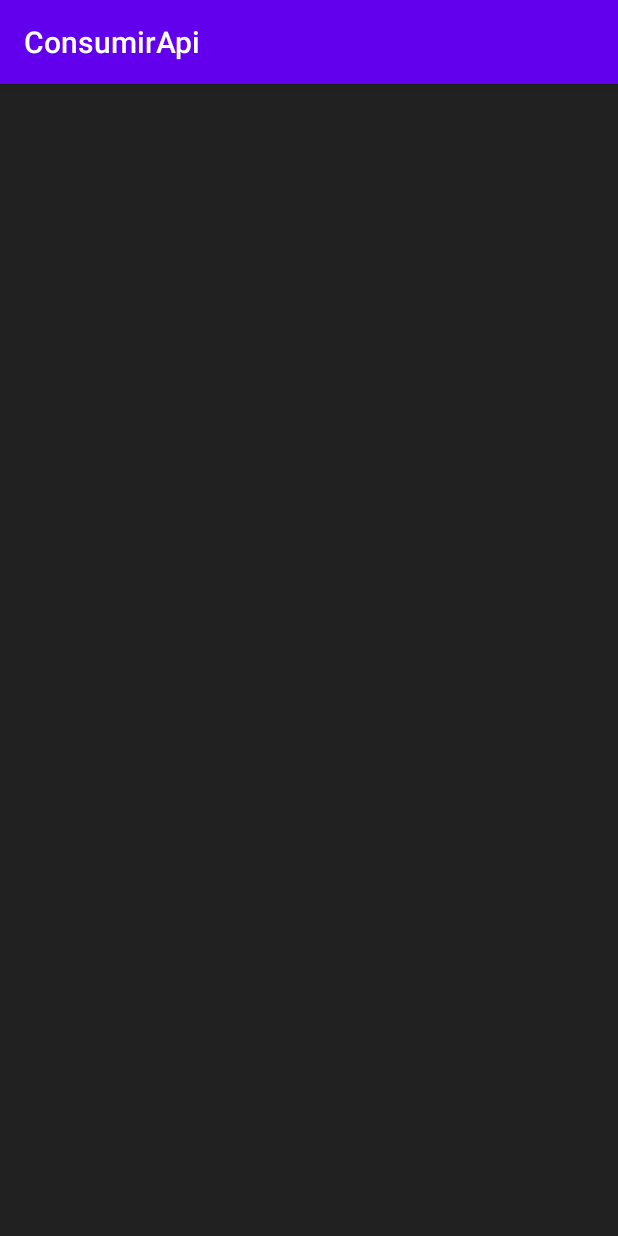
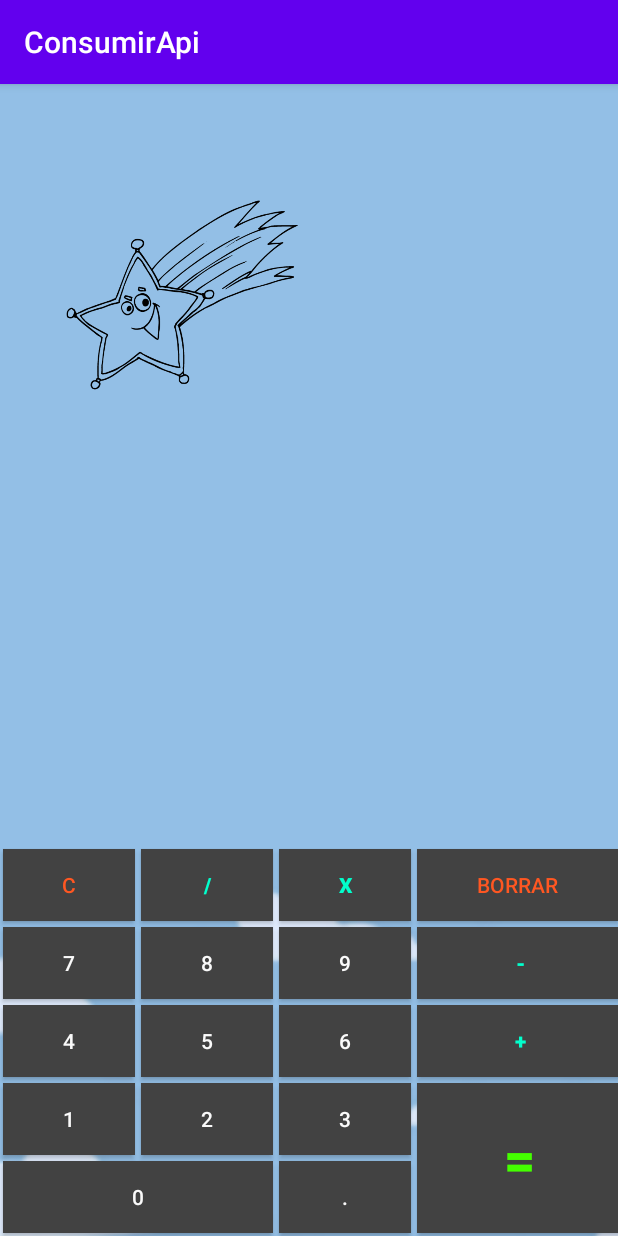
Before and after one commit to LauraSanCes/Hipoteca.Me, an Android app: the Screen_calculadora screen opened directly, with no data from a screen before it, on a phone screen of 412 x 824 dp. Run offline under Robolectric (Android 15) with nearby library versions, the phone set to English and light mode, and no system bars.

Commit message:
[DISEÑO - END] Calculadora - Julio

```diff
--- a/app/src/main/res/layout/activity_screen_calculadora.xml
+++ b/app/src/main/res/layout/activity_screen_calculadora.xml
@@ -1,39 +1,190 @@
 <?xml version="1.0" encoding="utf-8"?>
-<RelativeLayout
-    xmlns:android="http://schemas.android.com/apk/res/android"
+<RelativeLayout xmlns:android="http://schemas.android.com/apk/res/android"
+    xmlns:app="http://schemas.android.com/apk/res-auto"
     android:layout_width="match_parent"
     android:layout_height="match_parent"
     android:layout_alignParentStart="true"
+    android:layout_alignParentLeft="true"
     android:layout_alignParentTop="true"
-    android:background="#212121"
-    android:orientation="vertical"
-    android:layout_alignParentLeft="true">
+    android:background="@drawable/fond_screens"
+    android:orientation="vertical">
 
     <TextView
         android:id="@+id/Etiqueta"
         android:layout_width="match_parent"
-        android:layout_height="wrap_content"
+        android:layout_height="114dp"
         android:layout_above="@+id/gridLayout"
-        android:layout_marginBottom="196dp"
+        android:layout_marginBottom="128dp"
         android:height="100dp"
-        android:gravity="end"
+        android:gravity="center|end"
         android:textAlignment="textEnd"
-        android:textColor="#F5F5F5"
-        android:textSize="35dp" />
+        android:textColor="#000000"
+        android:textSize="35dp"
+        android:textStyle="bold" />
 
     <GridLayout
         android:id="@+id/gridLayout"
         android:layout_width="wrap_content"
         android:layout_height="wrap_content"
+        android:layout_alignParentStart="true"
+        android:layout_alignParentLeft="true"
         android:layout_alignParentBottom="true"
-        android:layout_alignParentStart="true"
         android:layout_gravity="center"
         android:columnCount="4"
         android:orientation="horizontal"
         android:padding="0dp"
-        android:rowCount="6"
-        android:layout_alignParentLeft="true">
+        android:rowCount="6">
 
+        <Button
+            android:id="@+id/Clean"
+            android:layout_margin="2dp"
+            android:background="#424242"
+            android:text="C"
+            android:textColor="#FF5722" />
 
+        <Button
+            android:id="@+id/Divide"
+            android:layout_margin="2dp"
+            android:background="#424242"
+            android:text="/"
+            android:textColor="#02FFCC"
+            android:textStyle="bold" />
+
+        <Button
+            android:id="@+id/Multiplica"
+            android:layout_margin="2dp"
+            android:background="#424242"
+            android:text="X"
+            android:textColor="#02FFCC"
+            android:textStyle="bold" />
+
+        <Button
+            android:id="@+id/Borrar"
+
+            android:layout_width="134dp"
+            android:layout_margin="2dp"
+            android:background="#424242"
+            android:text="Borrar"
+            android:textColor="#FF5722" />
+
+        <Button
+            android:id="@+id/Siete"
+            android:layout_margin="2dp"
+            android:background="#424242"
+            android:text="7"
+            android:textColor="#FAFAFA" />
+
+        <Button
+            android:id="@+id/Ocho"
+            android:layout_margin="2dp"
+            android:background="#424242"
+            android:text="8"
+            android:textColor="#FAFAFA" />
+
+        <Button
+            android:id="@+id/Nueve"
+            android:layout_margin="2dp"
+            android:background="#424242"
+            android:text="9"
+            android:textColor="#FAFAFA" />
+
+        <Button
+            android:id="@+id/Resta"
+            android:layout_width="137dp"
+            android:layout_margin="2dp"
+            android:background="#424242"
+            android:text="-"
+            android:textColor="#02FFCC"
+            android:textSize="14sp"
+            android:textStyle="bold" />
+
+        <Button
+            android:id="@+id/Cuatro"
+            android:layout_margin="2dp"
+            android:background="#424242"
+            android:text="4"
+            android:textColor="#FAFAFA" />
+
+        <Button
+            android:id="@+id/Cinco"
+            android:layout_margin="2dp"
+            android:background="#424242"
+            android:text="5"
+            android:textColor="#FAFAFA" />
+
+        <Button
+            android:id="@+id/Seis"
+            android:layout_margin="2dp"
+            android:background="#424242"
+            android:text="6"
+            android:textColor="#FAFAFA" />
+
+        <Button
+            android:id="@+id/Suma"
+            android:layout_width="137dp"
+            android:layout_margin="2dp"
+            android:background="#424242"
+            android:text="+"
+            android:textColor="#02FFCC"
+            android:textSize="14sp"
+            android:textStyle="bold" />
+
+        <Button
+            android:id="@+id/Uno"
+            android:layout_margin="2dp"
+            android:background="#424242"
+            android:text="1"
+            android:textColor="#FAFAFA" />
+
+        <Button
+            android:id="@+id/Dos"
+            android:layout_margin="2dp"
+            android:background="#424242"
+            android:text="2"
+            android:textColor="#FAFAFA" />
+
+        <Button
+            android:id="@+id/Tres"
+            android:layout_margin="2dp"
+            android:background="#424242"
+            android:text="3"
+            android:textColor="#FAFAFA" />
+
+        <Button
+            android:id="@+id/Igual"
+            android:layout_rowSpan="2"
+            android:layout_gravity="fill"
+            android:layout_margin="2dp"
+            android:background="#424242"
+            android:text="="
+            android:textColor="#44FF00"
+            android:textSize="36sp"
+            android:textStyle="bold" />
+
+        <Button
+            android:id="@+id/Cero"
+            android:layout_columnSpan="2"
+            android:layout_gravity="fill"
+            android:layout_margin="2dp"
+            android:background="#424242"
+            android:text="0"
+            android:textColor="#FAFAFA" />
+
+        <Button
+            android:id="@+id/Punto"
+            android:layout_margin="2dp"
+            android:background="#424242"
+            android:text="."
+            android:textColor="#FAFAFA" />
     </GridLayout>
+
+    <ImageView
+        android:id="@+id/imageView8"
+        android:layout_width="177dp"
+        android:layout_height="281dp"
+        android:layout_alignParentEnd="true"
+        android:layout_alignParentRight="true"
+        android:layout_marginEnd="200dp"
+        android:layout_marginRight="200dp"
+        app:srcCompat="@drawable/star" />
 </RelativeLayout>
```
Also changed, not shown: app/src/main/res/drawable/star.png (added).
